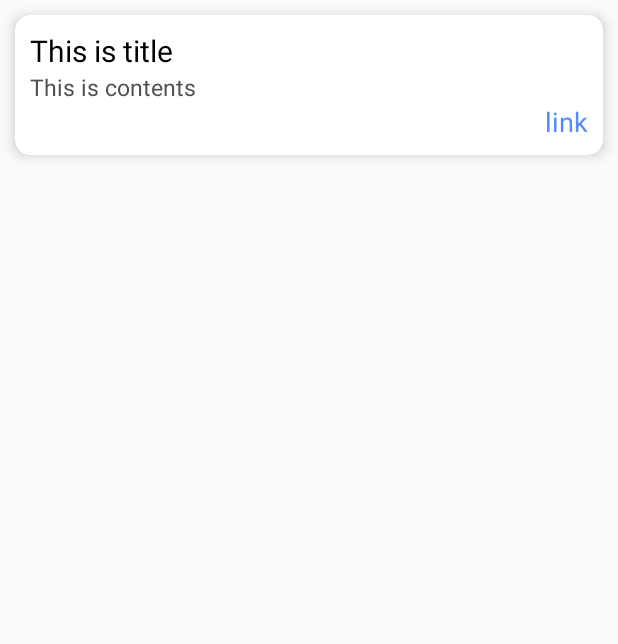
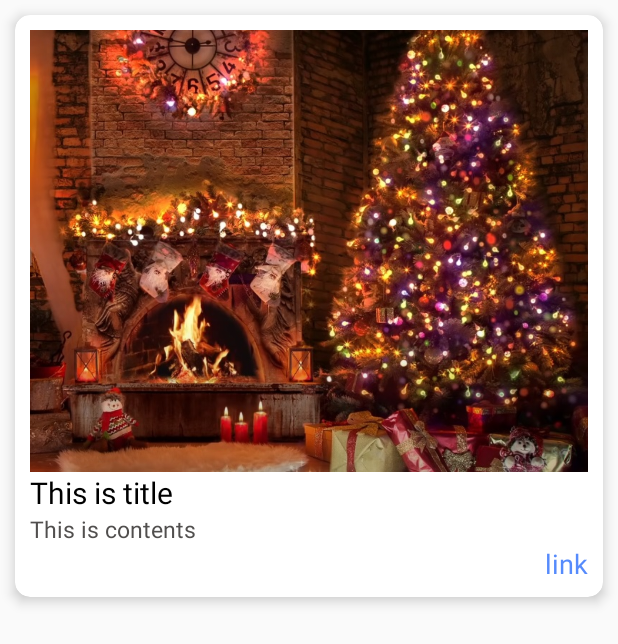
Before and after one commit to inseonyun/smart-portfolio, an Android app: the layout listview_portfolio_card.xml on its own in the app's theme, with its tools: preview values and no code run, on a phone screen of 412 x 824 dp. Shown: the top 644 px of the screen. Run offline under Robolectric (Android 15) with nearby library versions, the phone set to English and light mode, and no system bars.

Commit message:
fix: cardViewPortfolio.xml 수정
카드뷰 내에 있는 이미지뷰 adjustViewBounds값 및 scaleType 조정 및 초기 default 그림 test_img로 설정

```diff
--- a/smartportfolio/app/src/main/res/layout/listview_portfolio_card.xml
+++ b/smartportfolio/app/src/main/res/layout/listview_portfolio_card.xml
@@ -26,7 +26,10 @@
             <ImageView
                 android:id="@+id/iv_main"
                 android:layout_width="match_parent"
-                android:layout_height="wrap_content"/>
+                android:layout_height="wrap_content"
+                android:adjustViewBounds="true"
+                android:scaleType="fitXY"
+                android:src="@drawable/test_img"/>
 
             <TextView
                 android:id="@+id/tv_title"
```
Also changed, not shown: smartportfolio/app/src/main/res/drawable/test_img.jpg (added).
